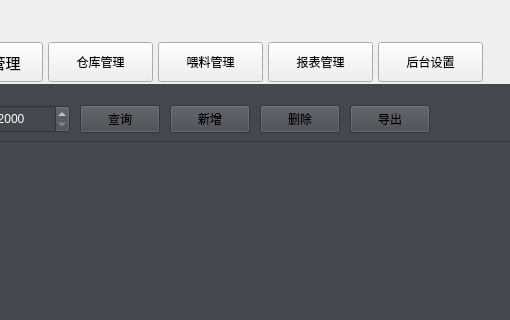
Qt form ChuangfengDesktop/ChuangfengDesktop.ui (asdlei99/chuangfengdesktop) before a commit; both pictures show x 474 to 984 and y 0 to 320 of the 1090 by 582 pixel window.
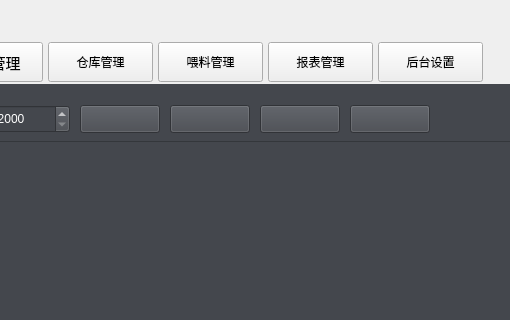
The same form after that commit. Icons and pictures are not drawn. Custom widgets are drawn as their Qt base class.

What changed in the file:
```diff
--- a/ChuangfengDesktop/ChuangfengDesktop.ui
+++ b/ChuangfengDesktop/ChuangfengDesktop.ui
@@ -512,7 +512,7 @@
                  </rect>
                 </property>
                 <property name="text">
-                 <string>查询</string>
+                 <string/>
                 </property>
                </widget>
                <widget class="QPushButton" name="general_add_btn">
@@ -525,7 +525,7 @@
                  </rect>
                 </property>
                 <property name="text">
-                 <string>新增</string>
+                 <string/>
                 </property>
                </widget>
                <widget class="QPushButton" name="general_del_btn">
@@ -538,7 +538,7 @@
                  </rect>
                 </property>
                 <property name="text">
-                 <string>删除</string>
+                 <string/>
                 </property>
                </widget>
                <widget class="QPushButton" name="general_export_btn">
@@ -551,7 +551,7 @@
                  </rect>
                 </property>
                 <property name="text">
-                 <string>导出</string>
+                 <string/>
                 </property>
                </widget>
               </widget>
```
